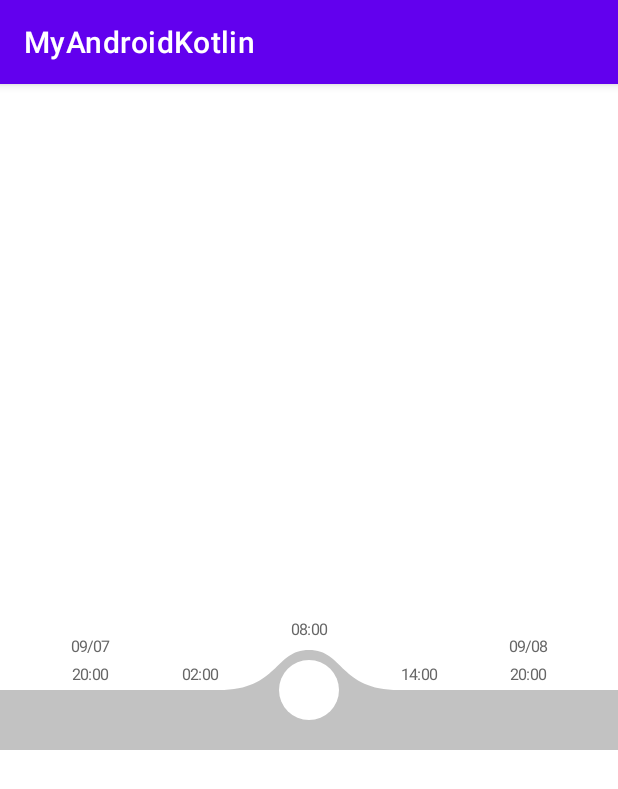
After one commit to jiaoery/MyAndroidKotlin, an Android app: the TestGuesterRollActivity screen opened directly, with no data from a screen before it, on a phone screen of 412 x 824 dp. The commit adds this screen. Shown: the top 789 px of the screen. Run offline under Robolectric (Android 15) with nearby library versions, the phone set to English and light mode, and no system bars.

Commit message:
自定义view仿华为时间选择器

```diff
--- a/app/src/main/AndroidManifest.xml
+++ b/app/src/main/AndroidManifest.xml
@@ -19,13 +19,15 @@
         android:roundIcon="@mipmap/ic_launcher_round"
         android:supportsRtl="true"
         android:theme="@style/Theme.MyAndroidKotlin">
-        <activity android:name=".watermark.WaterMarkActivity">
 
-        </activity>
-        <activity android:name=".permissionx.PermissionActivity">
+        <activity android:name=".customview.TestGuesterRollActivity"/>
 
-        </activity>
+        <activity android:name=".watermark.WaterMarkActivity"/>
+
+        <activity android:name=".permissionx.PermissionActivity"/>
+
         <activity android:name=".navigation.NavigationActivity" />
+
         <activity android:name=".lifecycle.LifeCycleActivity" />
         <activity android:name=".MainActivity">
             <intent-filter>
--- a/app/src/main/java/com/example/myandroidkotlin/MainActivity.kt
+++ b/app/src/main/java/com/example/myandroidkotlin/MainActivity.kt
@@ -34,7 +34,7 @@ class MainActivity : BaseActivity() {
             map[titles[i]] = mainclasses[i]
         }
         val arrayAdapter = ArrayAdapter(this, R.layout.only_textview, titles)
-        binding.listview.adapter = arrayAdapter
+        binding.autoCompletedtextview.setAdapter(arrayAdapter)
         val adapter = MainAdapter(titles, this)
         binding.listview.adapter = adapter
         binding.listview.onItemClickListener = MyOnItemClickListener()
--- /dev/null
+++ b/app/src/main/java/com/example/myandroidkotlin/customview/TestGuesterRollActivity.kt
@@ -0,0 +1,12 @@
+package com.example.myandroidkotlin.customview
+
+import androidx.appcompat.app.AppCompatActivity
+import android.os.Bundle
+import com.example.myandroidkotlin.R
+
+class TestGuesterRollActivity : AppCompatActivity() {
+    override fun onCreate(savedInstanceState: Bundle?) {
+        super.onCreate(savedInstanceState)
+        setContentView(R.layout.activity_test_guester_roll)
+    }
+}
--- a/app/src/main/java/com/example/myandroidkotlin/navigation/MainFragment.kt
+++ b/app/src/main/java/com/example/myandroidkotlin/navigation/MainFragment.kt
@@ -44,7 +44,7 @@ class MainFragment : Fragment() {
             //两种方法均可
             val bundle =
                 MainFragmentArgs.Builder().setUserName("Michael").setAge(30).build().toBundle()
-            Navigation.createNavigateOnClickListener(R.id.action_mainFragment_to_secondFragment,bundle)
+//            Navigation.createNavigateOnClickListener(R.id.action_mainFragment_to_secondFragment,bundle).onClick(view)
             Navigation.findNavController(it).navigate(R.id.action_mainFragment_to_secondFragment,bundle)
         }
         return binding.root
--- /dev/null
+++ b/app/src/main/java/com/example/myandroidkotlin/ui/GestureRollView.kt
@@ -0,0 +1,190 @@
+package com.example.myandroidkotlin.ui
+
+import android.content.Context
+import android.graphics.Canvas
+import android.graphics.Paint
+import android.graphics.Path
+import android.util.AttributeSet
+import android.view.MotionEvent
+import android.view.View
+import com.example.myandroidkotlin.R
+import com.example.myandroidkotlin.utils.Utils
+
+
+/**
+ * ClassName: GestureRollView<br/>
+ * Description: 仿华为时间选择控件
+ * date: 2021/4/21 10:50<br/>
+ *
+ * @author YCKJ1729
+ * @version V1.0.0
+ * @since JDK 1.8
+ */
+class GestureRollView @JvmOverloads constructor(
+    context: Context, attrs: AttributeSet? = null, defStyleAttr: Int = 0
+) : View(context, attrs, defStyleAttr) {
+
+    private var lineWidth:Float=0f
+
+    private var lineColor:Int=0
+
+    //曲线画笔
+    private val cruveLinePaint:Paint = Paint()
+    // 小白圆画笔
+    private val circlePaint:Paint = Paint()
+    // 时间数字画笔
+    private val textPaint: Paint = Paint()
+
+    private var viewWidth = 0f
+    private var timeTextX1 = 0f
+    private  var timeTextX2:Float = 0f
+    private  var timeTextX3:Float = 0f
+    private  var timeTextX4:Float = 0f
+    private  var timeTextX5:Float = 0f
+    //圆心X坐标
+    private var circleCenterX = 0f
+    //圆心Y坐标
+    private var circleCenterY = 0f
+
+    private var circleRadius = 30f //圆的半径
+
+    private val linePath: Path = Path() //小圆上面的曲线path
+
+
+    init {
+        val typedArray = context.obtainStyledAttributes(attrs, R.styleable.GestureRollView)
+        lineWidth =
+            typedArray.getDimensionPixelOffset(R.styleable.GestureRollView_line_width, 1).toFloat()
+        lineColor = typedArray.getColor(R.styleable.GestureRollView_line_color, -0x1)
+        cruveLinePaint.style = Paint.Style.FILL
+        cruveLinePaint.isAntiAlias = true
+        cruveLinePaint.strokeWidth = Utils.dpToPx(lineWidth)
+        cruveLinePaint.color = lineColor
+
+
+        circlePaint.style = Paint.Style.FILL
+        cruveLinePaint.isAntiAlias = true
+        circlePaint.strokeWidth = 1f
+        circlePaint.color = -0x1
+
+        textPaint.isAntiAlias = true
+        textPaint.textSize = Utils.spToPx(10f)
+        textPaint.textAlign = Paint.Align.CENTER
+        textPaint.color = -0x99999a
+    }
+
+    //重新测量
+    override fun onMeasure(widthMeasureSpec: Int, heightMeasureSpec: Int) {
+        super.onMeasure(widthMeasureSpec, heightMeasureSpec)
+        viewWidth = MeasureSpec.getSize(widthMeasureSpec).toFloat()
+        circleCenterX = (MeasureSpec.getSize(widthMeasureSpec) / 2).toFloat()
+        circleCenterY = (MeasureSpec.getSize(heightMeasureSpec) - circleRadius * 2)
+        timeTextX1 = (circleRadius * 3)
+        timeTextX2 = ((viewWidth / 2 + circleRadius * 3) / 2)
+        timeTextX3 = (viewWidth / 2)
+        timeTextX4 = ((viewWidth - circleRadius * 3 + viewWidth / 2) / 2)
+        timeTextX5 = (viewWidth - circleRadius * 3)
+    }
+
+    override fun onDraw(canvas: Canvas) {
+        super.onDraw(canvas)
+        //绘制手势圆
+        canvas.drawCircle(circleCenterX, circleCenterY, circleRadius, circlePaint)
+
+        drawLine(canvas)
+
+        drawText(canvas)
+    }
+    //绘制滑动线
+    private fun drawLine(canvas: Canvas){
+        linePath.reset()
+        linePath.moveTo(0f, circleCenterY)
+        linePath.lineTo(circleCenterX - circleRadius - 60, circleCenterY)
+        //一开始二阶贝塞尔曲线的绘制
+        linePath.cubicTo(
+            circleCenterX - circleRadius,
+            circleCenterY,
+            circleCenterX - circleRadius - 5,
+            circleCenterY - circleRadius - 10,
+            circleCenterX,
+            circleCenterY - circleRadius - 10
+        )
+        linePath.cubicTo(
+            circleCenterX + circleRadius + 5,
+            circleCenterY - circleRadius - 10,
+            circleCenterX + circleRadius,
+            circleCenterY,
+            circleCenterX + circleRadius + 60,
+            circleCenterY
+        )
+        linePath.lineTo(viewWidth, circleCenterY)
+        linePath.lineTo(viewWidth, 0f)
+        linePath.lineTo(0f, 0f)
+        linePath.close()
+        canvas.drawPath(linePath, cruveLinePaint)
+
+    }
+
+    //绘制文本
+    private fun drawText(canvas: Canvas){
+        doDrawText(canvas, "09/07", "20:00", timeTextX1);
+        doDrawText(canvas, null, "02:00", timeTextX2);
+        doDrawText(canvas, null, "08:00", timeTextX3);
+        doDrawText(canvas, null, "14:00", timeTextX4);
+        doDrawText(canvas, "09/08", "20:00", timeTextX5);
+
+    }
+
+    /**
+     * 绘制时间随手势滚轮上下移动逻辑
+     *
+     * @param canvas
+     * @param date
+     * @param time
+     * @param timeTextX
+     */
+    private fun doDrawText(canvas: Canvas, date: String?, time: String, timeTextX: Float) {
+        if (Math.abs(circleCenterX - timeTextX) < 50) {
+            canvas.drawText(time, timeTextX, circleCenterY - circleRadius - 25, textPaint)
+            if (date == null) return
+            canvas.drawText(date, timeTextX, circleCenterY - circleRadius - 53, textPaint)
+        } else if (Math.abs(circleCenterX - timeTextX) > 110) {
+            canvas.drawText(time, timeTextX, circleCenterY - 10, textPaint)
+            if (date == null) return
+            canvas.drawText(date, timeTextX, circleCenterY - 38, textPaint)
+        } else {
+            canvas.drawText(
+                time,
+                timeTextX,
+                (circleRadius + 15) * (Math.abs(circleCenterX - timeTextX) - 50) / 60 + (circleCenterY - circleRadius - 25),
+                textPaint
+            )
+            if (date == null) return
+            canvas.drawText(
+                date,
+                timeTextX,
+                (circleRadius + 15) * (Math.abs(circleCenterX - timeTextX) - 50) / 60 + (circleCenterY - circleRadius - 53),
+                textPaint
+            )
+        }
+    }
+
+    override fun onTouchEvent(event: MotionEvent): Boolean {
+        when (event.action) {
+            MotionEvent.ACTION_DOWN -> {
+                if (event.x < circleRadius || event.x > viewWidth - circleRadius) return super.onTouchEvent(
+                    event
+                )
+                circleCenterX = event.x
+                invalidate()
+            }
+            MotionEvent.ACTION_MOVE -> if (event.x < viewWidth - circleRadius && event.x > circleRadius) {
+                circleCenterX = event.x
+                invalidate()
+            }
+        }
+        return true
+    }
+
+
+}
--- a/app/src/main/java/com/example/myandroidkotlin/utils/Utils.kt
+++ b/app/src/main/java/com/example/myandroidkotlin/utils/Utils.kt
@@ -21,7 +21,18 @@ object Utils {
      * @return value of px
      */
     fun spToPx(spValue: Float): Float {
-        val fontScale: Float = Resources.getSystem().getDisplayMetrics().scaledDensity
+        val fontScale: Float = Resources.getSystem().displayMetrics.scaledDensity
+        return spValue * fontScale + 0.5f
+    }
+
+    /**
+     * Value of sp to value of px.
+     *
+     * @param spValue The value of sp.
+     * @return value of px
+     */
+    fun dpToPx(spValue: Float): Float {
+        val fontScale: Float = Resources.getSystem().displayMetrics.scaledDensity
         return spValue * fontScale + 0.5f
     }
 
--- /dev/null
+++ b/app/src/main/res/layout/activity_test_guester_roll.xml
@@ -0,0 +1,19 @@
+<?xml version="1.0" encoding="utf-8"?>
+<androidx.constraintlayout.widget.ConstraintLayout xmlns:android="http://schemas.android.com/apk/res/android"
+    xmlns:app="http://schemas.android.com/apk/res-auto"
+    xmlns:tools="http://schemas.android.com/tools"
+    android:layout_width="match_parent"
+    android:layout_height="match_parent"
+    tools:context=".customview.TestGuesterRollActivity">
+
+    <com.example.myandroidkotlin.ui.GestureRollView
+        android:id="@+id/gr_view"
+        android:layout_width="match_parent"
+        android:layout_height="120dp"
+        android:background="#99999999"
+        app:layout_constraintBottom_toBottomOf="parent"
+        app:layout_constraintEnd_toEndOf="parent"
+        app:layout_constraintStart_toStartOf="parent"
+        app:layout_constraintTop_toTopOf="parent" />
+
+</androidx.constraintlayout.widget.ConstraintLayout>
--- a/app/src/main/res/values/array_string.xml
+++ b/app/src/main/res/values/array_string.xml
@@ -5,5 +5,6 @@
         <item>com.example.myandroidkotlin.navigation.NavigationActivity</item>
         <item>com.example.myandroidkotlin.permissionx.PermissionActivity</item>
         <item>com.example.myandroidkotlin.watermark.WaterMarkActivity</item>
+        <item>com.example.myandroidkotlin.customview.TestGuesterRollActivity</item>
     </string-array>
 </resources>
--- a/app/src/main/res/values/atts.xml
+++ b/app/src/main/res/values/atts.xml
@@ -3,4 +3,9 @@
     <declare-styleable name="overscoll_listview">
         <attr name="distance" format="integer"/>
     </declare-styleable>
+
+    <declare-styleable name="GestureRollView">
+        <attr name="line_width" format="dimension"/>
+        <attr name="line_color" format="color"/>
+    </declare-styleable>
 </resources>
--- a/app/src/main/res/values/string_array.xml
+++ b/app/src/main/res/values/string_array.xml
@@ -5,5 +5,6 @@
         <item>navigation 导航页</item>
         <item>permissionX 权限管理</item>
         <item>watermark 水印</item>
+        <item>仿华为运动时间选择控件</item>
     </string-array>
 </resources>
```
